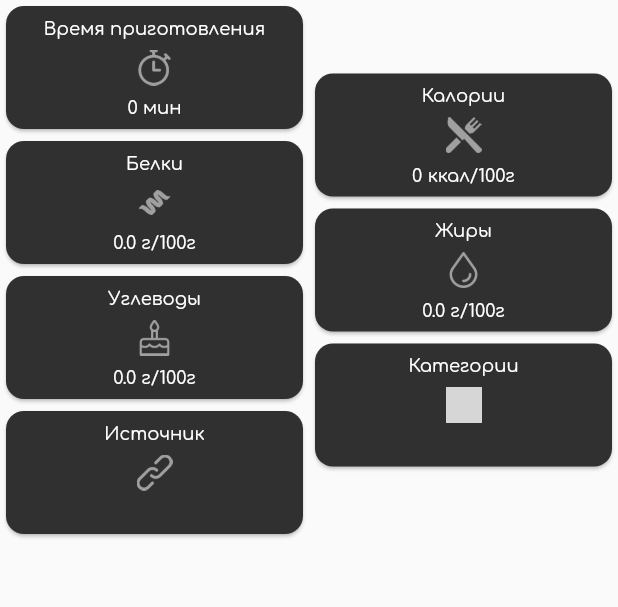
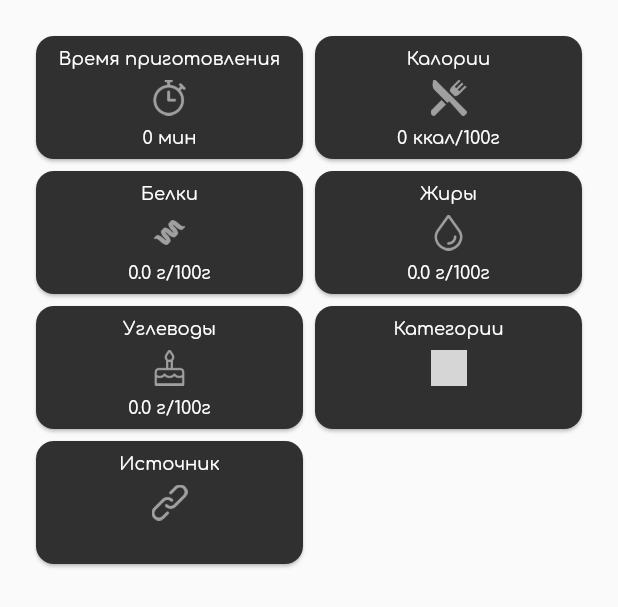
Before and after one commit to adelnasyrov/FridgeXLight-Flutter, a Flutter app: the RecipeInfo widget shown alone on an empty page, opened directly with empty values, on a phone screen of 412 x 824 dp. Shown: the top 607 px of the screen. Run offline on Flutter 3.47's test engine with Material 2 defaults, Android fonts, the phone set to English and light mode, and no system bars; our stand-ins replace fluttertoast, sqflite; accounts and stored records are empty; grey boxes are pictures that could not be loaded.

Commit message:
recipe_screen 15 recipe info designed 1

```diff
--- a/lib/widgets/description_pages/recipe_info.dart
+++ b/lib/widgets/description_pages/recipe_info.dart
@@ -16,9 +16,12 @@ class RecipeInfo extends StatelessWidget {
 
   @override
   Widget build(BuildContext context) {
-    return Container(
+    return Padding(
+      padding: EdgeInsets.all(20),
+      child: Container(
         child: SingleChildScrollView(
           child: Row(
+            crossAxisAlignment: CrossAxisAlignment.start,
             children: [
               Expanded(
                 child: Column(
@@ -42,6 +45,7 @@ class RecipeInfo extends StatelessWidget {
             ],
           ),
         ),
+      ),
     );
   }
 }
```
Lines whose indentation alone changed are shown as unchanged.
